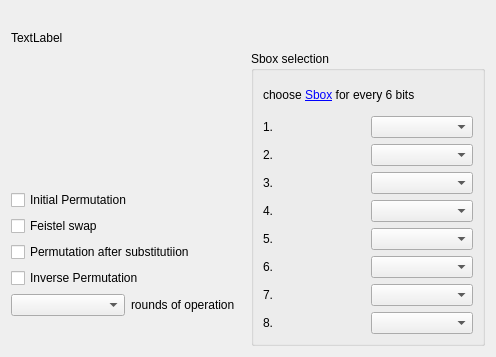
Qt form F_Function.ui (xuefeng-huang/block_cipher_FYP) before a commit.
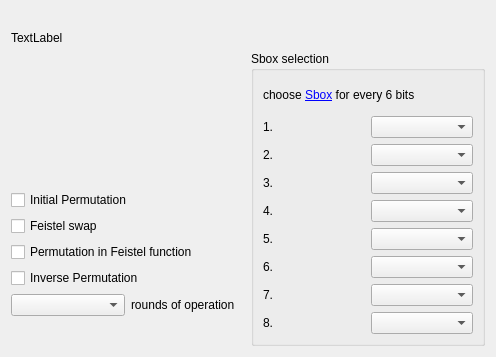
The same form after that commit.

The edit to the form file:
```diff
--- a/F_Function.ui
+++ b/F_Function.ui
@@ -71,7 +71,7 @@
           <string>&lt;html&gt;&lt;head/&gt;&lt;body&gt;&lt;p&gt;check to enable Permutation after every substitution&lt;/p&gt;&lt;/body&gt;&lt;/html&gt;</string>
          </property>
          <property name="text">
-          <string>Permutation after substitutiion</string>
+          <string>Permutation in Feistel function</string>
          </property>
         </widget>
        </item>
```
Left out of the diff: 10 changed lines with no effect on the pictures.
